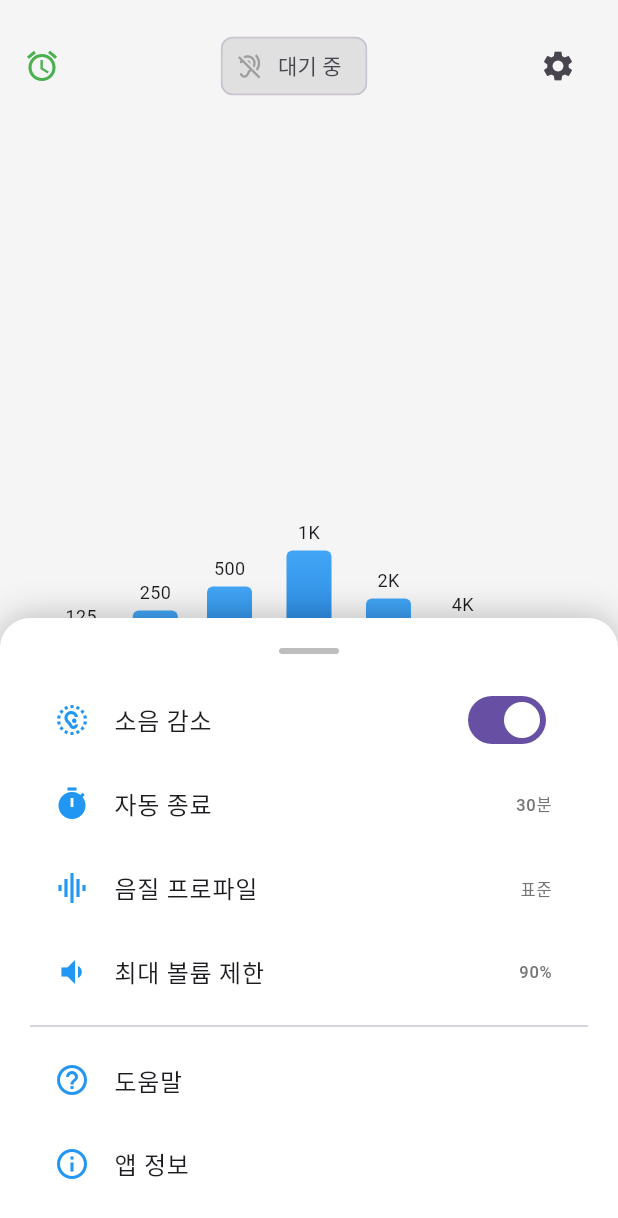
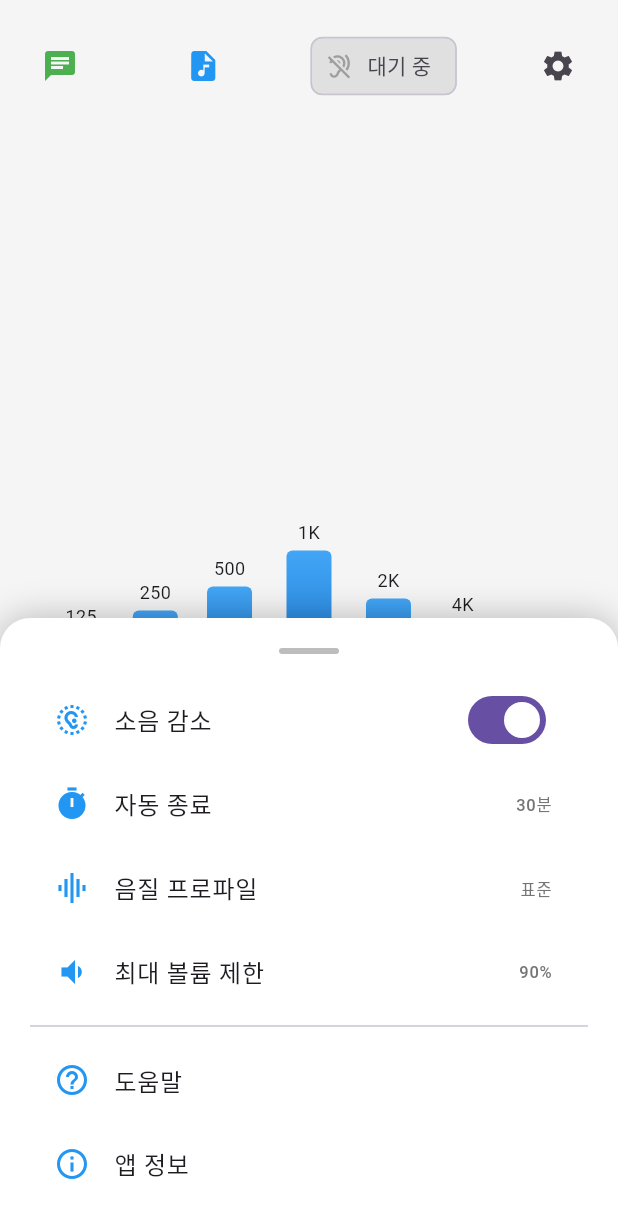
Before and after one commit to CSn1prt/frequency_handler, a Flutter app: the screen it shows after launch, after a tap on the "settings" icon, on a phone screen of 412 x 824 dp. Shown: the top 1218 px of the screen. Run offline on Flutter 3.47's test engine with Material 3 defaults, Android fonts, the phone set to English and light mode, and no system bars; our stand-ins replace flutter_svg, google_generative_ai; missing offline and left inert: flutter_ai_toolkit.

Commit message:
working AI chat

```diff
--- a/lib/main.dart
+++ b/lib/main.dart
@@ -1,5 +1,8 @@
 import 'package:flutter/material.dart';
 import 'package:flutter_svg/flutter_svg.dart';
+import 'package:frequency_handler/pages/loading.dart';
+import 'package:frequency_handler/pages/chat_bot.dart';
+import 'package:frequency_handler/pages/audio.dart';
 
 void main() => runApp(HearingAidApp());
 
@@ -12,7 +15,14 @@ class HearingAidApp extends StatelessWidget {
         primarySwatch: Colors.blue,
         scaffoldBackgroundColor: Colors.grey[100],
       ),
-      home: HearingAidMainScreen(),
+      // home: HearingAidMainScreen(),
+      initialRoute: "/home",
+      routes: {
+        "/" : (context) => Loading(),
+        "/home" : (context) => HearingAidMainScreen(),
+        "/chat_bot": (context) => ChatBot(),
+        "/audio": (context) => Audio(),
+      },
       debugShowCheckedModeBanner: false,
     );
   }
@@ -31,14 +41,15 @@ class _HearingAidMainScreenState extends State<HearingAidMainScreen> {
 
   @override
   Widget build(BuildContext context) {
-    return Scaffold(
+    return SafeArea(
+      child: Scaffold(
         body: Stack(
           children: [
             // 메인 콘텐츠
             Column(
               children: [
                 // 상태 표시 영역
-              _buildStatusBar(),
+                _buildStatusBar(context),
 
 
                 // 주파수 조절 EQ 영역
@@ -59,10 +70,11 @@ class _HearingAidMainScreenState extends State<HearingAidMainScreen> {
             if (_showSettings) _buildSettingsPanel(),
           ],
         ),
+      ),
     );
   }
 
-  Widget _buildStatusBar() {
+  Widget _buildStatusBar(BuildContext context) {
     return Container(
       padding: EdgeInsets.symmetric(vertical: 20, horizontal: 16),
       child: Row(
@@ -70,10 +82,27 @@ class _HearingAidMainScreenState extends State<HearingAidMainScreen> {
         children: [
           // 배터리 상태
           Row(
-            children: [
-              Icon(Icons.access_alarms, color: Colors.green),
+            children: <Widget>[
+              IconButton(
+                onPressed: () {
+                  Navigator.pushNamed(context, '/chat_bot');
+                },
+                icon: Icon(Icons.chat, color: Colors.green),
+              ),
               SizedBox(width: 4),
+            ],
 
+          ),
+
+          Row(
+            children: <Widget>[
+              IconButton(
+                onPressed: () {
+                  Navigator.pushNamed(context, "/audio");
+                },
+                icon: Icon(Icons.audio_file, color: Colors.blue),
+              ),
+              SizedBox(width: 4),
             ],
           ),
 
--- /dev/null
+++ b/lib/pages/loading.dart
@@ -0,0 +1,10 @@
+import 'package:flutter/material.dart';
+
+class Loading extends StatelessWidget {
+  @override
+  Widget build(BuildContext context) {
+    return Scaffold(
+      body: Text('loading screen'),
+    );
+  }
+}
```
Also changed, not shown: lib/pages/audio.dart (added, +51 -0 lines), lib/pages/chat_bot.dart (added, +34 -0 lines), pubspec.yaml (+9 -1 lines), pubspec.lock, 135 other files. Lines whose indentation alone changed are shown as unchanged.
